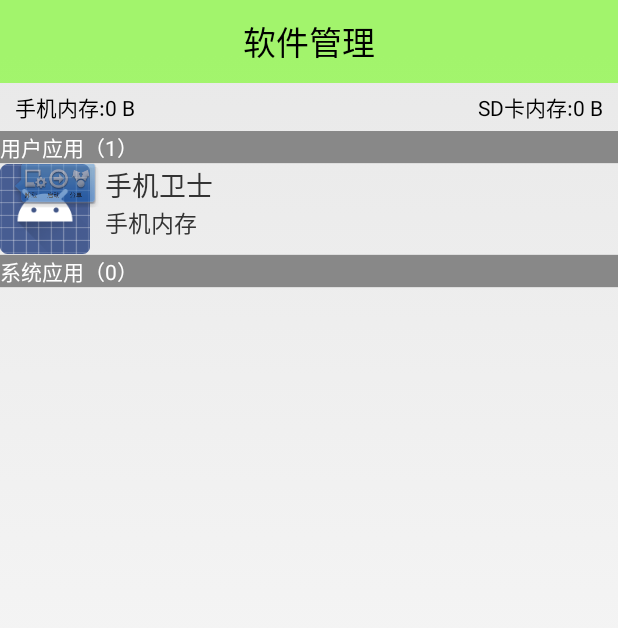
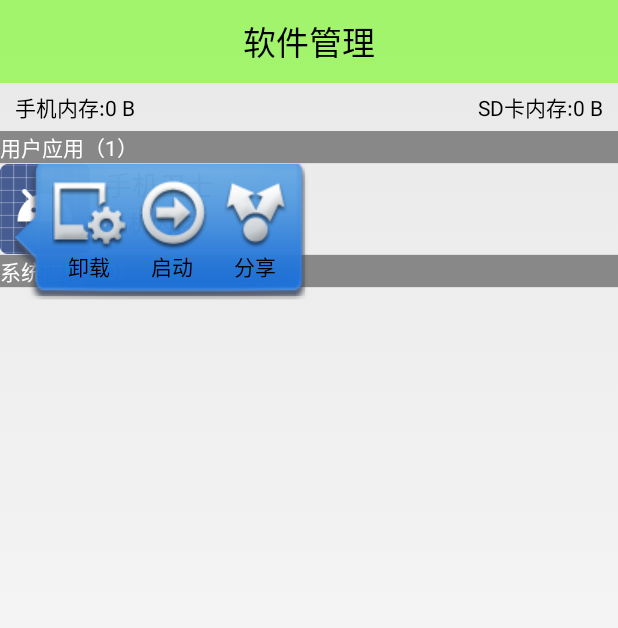
Before and after one commit to Xiao-Y/MobilSafe, an Android app: the AppMangerActivity screen opened directly, with no data from a screen before it, after a tap on "手机卫士", on a phone screen of 412 x 824 dp. Shown: the top 628 px of the screen. Run offline under Robolectric (Android 15) with nearby library versions, the phone set to English and light mode, and no system bars.

Commit message:
软件管理：实现应用的启动和卸载

```diff
--- a/app/src/main/java/com/itheima/mobilesafe/adapter/AppMangerAdapter.java
+++ b/app/src/main/java/com/itheima/mobilesafe/adapter/AppMangerAdapter.java
@@ -26,13 +26,11 @@ public class AppMangerAdapter extends BaseAdapter {
     private Context context;
     private List<AppInfo> userApp;//用户app
     private List<AppInfo> systemApp;//系统app
-    int conunt = 0;
+    private Map<String, List<AppInfo>> appInfos;
 
     public AppMangerAdapter(Context context, Map<String, List<AppInfo>> appInfos) {
         this.context = context;
-        userApp = appInfos.get("userApp");
-        systemApp = appInfos.get("systemApp");
-        conunt = userApp.size() + systemApp.size();
+        this.appInfos = appInfos;
     }
 
     /**
@@ -42,7 +40,9 @@ public class AppMangerAdapter extends BaseAdapter {
      */
     @Override
     public int getCount() {
-        return conunt + 2;
+        userApp = appInfos.get("userApp");
+        systemApp = appInfos.get("systemApp");
+        return userApp.size() + systemApp.size() + 2;
     }
 
     @Override
--- a/app/src/main/java/com/itheima/mobilesafe/appmanger/AppMangerActivity.java
+++ b/app/src/main/java/com/itheima/mobilesafe/appmanger/AppMangerActivity.java
@@ -19,12 +19,14 @@ import android.widget.AdapterView;
 import android.widget.LinearLayout;
 import android.widget.ListView;
 import android.widget.PopupWindow;
+import android.widget.RelativeLayout;
 import android.widget.TextView;
 
 import com.itheima.mobilesafe.R;
 import com.itheima.mobilesafe.adapter.AppMangerAdapter;
 import com.itheima.mobilesafe.domain.AppInfo;
 import com.itheima.mobilesafe.engine.AppInfoProvider;
+import com.itheima.mobilesafe.listener.popupClickListener;
 import com.itheima.mobilesafe.utils.DensityUtil;
 
 import java.util.ArrayList;
@@ -43,6 +45,12 @@ public class AppMangerActivity extends Activity {
     private TextView tv_avail_sd;
     private ListView lv_app_manger;
     private LinearLayout ll_loading;
+    //启动
+    private RelativeLayout ll_start;
+    //分享
+    private RelativeLayout ll_share;
+    //卸载
+    private RelativeLayout ll_uninstall;
     //应用程序的状态
     private TextView tv_status;
     private List<AppInfo> appInfos;
@@ -51,6 +59,8 @@ public class AppMangerActivity extends Activity {
     private Map<String, List<AppInfo>> mapAppInfo;
     //弹出窗体
     private PopupWindow popupWindow;
+    private AppMangerAdapter ama;
+    private AppInfo appInfo;
 
     public AppMangerActivity() {
     }
@@ -70,33 +80,7 @@ public class AppMangerActivity extends Activity {
         tv_avail_rom.setText("手机内存:" + Formatter.formatFileSize(this, romSize));
         tv_avail_sd.setText("SD卡内存:" + Formatter.formatFileSize(this, sdSize));
 
-
-        ll_loading.setVisibility(View.VISIBLE);
-        new Thread() {
-            @Override
-            public void run() {
-                appInfos = AppInfoProvider.getAppInfos();
-                userApp = new ArrayList<>();
-                systemApp = new ArrayList<>();
-                for (AppInfo info : appInfos) {
-                    if (info.isUserApp()) {
-                        userApp.add(info);
-                    } else {
-                        systemApp.add(info);
-                    }
-                }
-                mapAppInfo = new HashMap<>();
-                mapAppInfo.put("userApp", userApp);
-                mapAppInfo.put("systemApp", systemApp);
-                runOnUiThread(new Runnable() {
-                    @Override
-                    public void run() {
-                        ll_loading.setVisibility(View.INVISIBLE);
-                        lv_app_manger.setAdapter(new AppMangerAdapter(AppMangerActivity.this, mapAppInfo));
-                    }
-                });
-            }
-        }.start();
+        this.fillData();
 
         //对ListView滚动添加监听事件
         lv_app_manger.setOnScrollListener(new AbsListView.OnScrollListener() {
@@ -123,7 +107,6 @@ public class AppMangerActivity extends Activity {
 
             @Override
             public void onItemClick(AdapterView<?> parent, View view, int position, long id) {
-                AppInfo appInfo;
                 if (position == 0) {//用户应用标签
                     return;
                 } else if (position == (userApp.size() + 1)) {//系统应用标签
@@ -144,10 +127,10 @@ public class AppMangerActivity extends Activity {
                 //设置动画效果
                 ScaleAnimation sa = new ScaleAnimation(0.3f, 1.0f, 0.3f, 1.0f,
                         Animation.RELATIVE_TO_SELF, 0, Animation.RELATIVE_TO_SELF, 0.5f);
-                sa.setDuration(1000);
+                sa.setDuration(300);
                 //设置透明效果
                 AlphaAnimation aa = new AlphaAnimation(0.5f, 1.0f);
-                aa.setDuration(100);
+                aa.setDuration(300);
                 //动画集（false：独立播放）
                 AnimationSet set = new AnimationSet(false);
                 set.addAnimation(sa);
@@ -162,8 +145,83 @@ public class AppMangerActivity extends Activity {
                 view.getLocationInWindow(location);
                 int x = DensityUtil.dip2px(getApplicationContext(), 10);
                 popupWindow.showAtLocation(parent, Gravity.RIGHT | Gravity.TOP, x, location[1]);
+                //初始化窗体中的配件
+                ll_share = (RelativeLayout) contentView.findViewById(R.id.ll_share);
+                ll_start = (RelativeLayout) contentView.findViewById(R.id.ll_start);
+                ll_uninstall = (RelativeLayout) contentView.findViewById(R.id.ll_uninstall);
+
+                //分享
+                ll_share.setOnClickListener(new popupClickListener(AppMangerActivity.this, appInfo, new popupClickListener.CallBack() {
+                    @Override
+                    public void callBackBeforeOnClick() {
+                        dismissPopupWindow();
+                    }
+
+                    @Override
+                    public void callBackAfterOnClick() {
+
+                    }
+                }));
+
+                //启动
+                ll_start.setOnClickListener(new popupClickListener(AppMangerActivity.this, appInfo, new popupClickListener.CallBack() {
+                    @Override
+                    public void callBackBeforeOnClick() {
+                        dismissPopupWindow();
+                    }
+
+                    @Override
+                    public void callBackAfterOnClick() {
+
+                    }
+                }));
+
+                //卸载
+                ll_uninstall.setOnClickListener(new popupClickListener(AppMangerActivity.this, appInfo, new popupClickListener.CallBack() {
+                    @Override
+                    public void callBackBeforeOnClick() {
+                        dismissPopupWindow();
+                    }
+
+                    @Override
+                    public void callBackAfterOnClick() {
+                        fillData();
+                    }
+                }));
             }
         });
+    }
+
+    /**
+     * 获取数据
+     */
+    private void fillData() {
+        ll_loading.setVisibility(View.VISIBLE);
+        new Thread() {
+            @Override
+            public void run() {
+                appInfos = AppInfoProvider.getAppInfos();
+                userApp = new ArrayList<>();
+                systemApp = new ArrayList<>();
+                for (AppInfo info : appInfos) {
+                    if (info.isUserApp()) {
+                        userApp.add(info);
+                    } else {
+                        systemApp.add(info);
+                    }
+                }
+                mapAppInfo = new HashMap<>();
+                mapAppInfo.put("userApp", userApp);
+                mapAppInfo.put("systemApp", systemApp);
+                runOnUiThread(new Runnable() {
+                    @Override
+                    public void run() {
+                        lv_app_manger.setAdapter(new AppMangerAdapter(AppMangerActivity.this, mapAppInfo));
+                        ll_loading.setVisibility(View.INVISIBLE);
+                    }
+                });
+            }
+        }.start();
     }
 
     /**
--- a/app/src/main/res/layout/popup_app_item.xml
+++ b/app/src/main/res/layout/popup_app_item.xml
@@ -5,12 +5,14 @@
               android:background="@drawable/local_popup_bg"
               android:orientation="horizontal">
 
-    <LinearLayout
+    <RelativeLayout
+        android:id="@+id/ll_uninstall"
         android:layout_width="wrap_content"
         android:layout_height="wrap_content"
-        android:orientation="vertical">
+        android:layout_marginLeft="3dp">
 
         <ImageView
+            android:id="@+id/lv_uninstall"
             android:layout_width="wrap_content"
             android:layout_height="wrap_content"
             android:src="@drawable/img1"/>
@@ -18,16 +20,20 @@
         <TextView
             android:layout_width="wrap_content"
             android:layout_height="wrap_content"
+            android:layout_below="@+id/lv_uninstall"
+            android:layout_centerInParent="true"
             android:text="卸载"
             android:textColor="#000000"/>
-    </LinearLayout>
+    </RelativeLayout>
 
-    <LinearLayout
+    <RelativeLayout
+        android:id="@+id/ll_start"
         android:layout_width="wrap_content"
         android:layout_height="wrap_content"
-        android:orientation="vertical">
+        android:layout_marginLeft="5dp">
 
         <ImageView
+            android:id="@+id/lv_start"
             android:layout_width="wrap_content"
             android:layout_height="wrap_content"
             android:src="@drawable/img2"/>
@@ -35,16 +41,20 @@
         <TextView
             android:layout_width="wrap_content"
             android:layout_height="wrap_content"
+            android:layout_below="@+id/lv_start"
+            android:layout_centerInParent="true"
             android:text="启动"
             android:textColor="#000000"/>
-    </LinearLayout>
+    </RelativeLayout>
 
-    <LinearLayout
+    <RelativeLayout
+        android:id="@+id/ll_share"
         android:layout_width="wrap_content"
         android:layout_height="wrap_content"
-        android:orientation="vertical">
+        android:layout_marginLeft="5dp">
 
         <ImageView
+            android:id="@+id/iv_share"
             android:layout_width="wrap_content"
             android:layout_height="wrap_content"
             android:src="@drawable/img3"/>
@@ -52,8 +62,10 @@
         <TextView
             android:layout_width="wrap_content"
             android:layout_height="wrap_content"
+            android:layout_below="@+id/iv_share"
+            android:layout_centerInParent="true"
             android:text="分享"
             android:textColor="#000000"/>
-    </LinearLayout>
+    </RelativeLayout>
 
 </LinearLayout>
```
Also changed, not shown: app/src/main/java/com/itheima/mobilesafe/listener/popupClickListener.java (added, +84 -0 lines).
